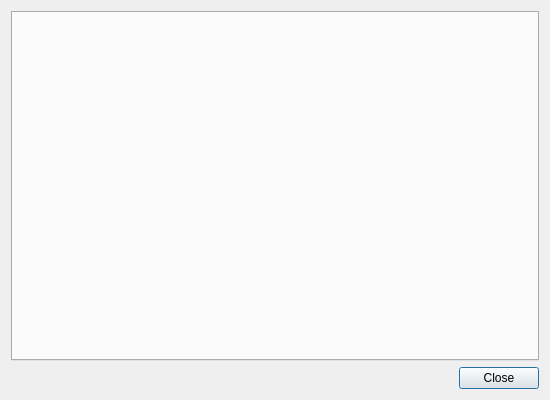
Above: src/windows/ui/preferences.ui from OpenShot/openshot-qt before the change. Below: the same form after it.
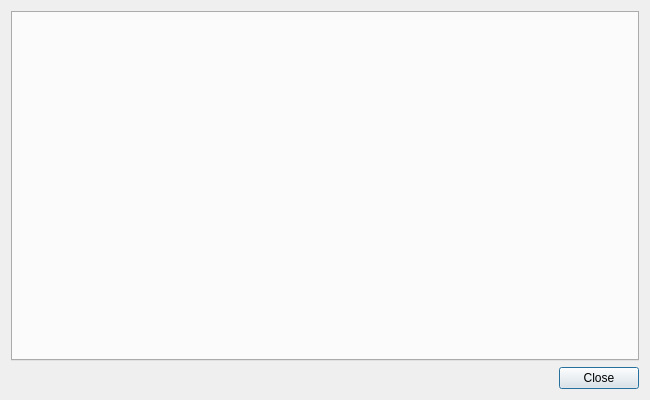
That is the form after the change.

Diff of the .ui file:
```diff
--- a/src/windows/ui/preferences.ui
+++ b/src/windows/ui/preferences.ui
@@ -6,7 +6,7 @@
    <rect>
     <x>0</x>
     <y>0</y>
-    <width>550</width>
+    <width>650</width>
     <height>400</height>
    </rect>
   </property>
```
